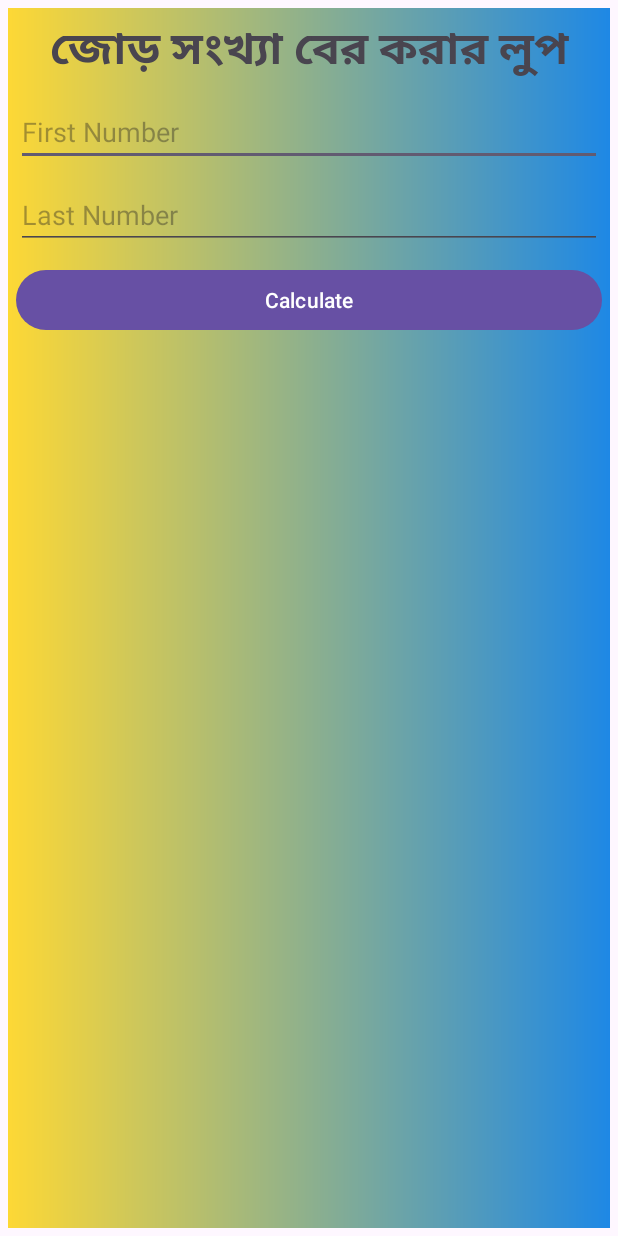
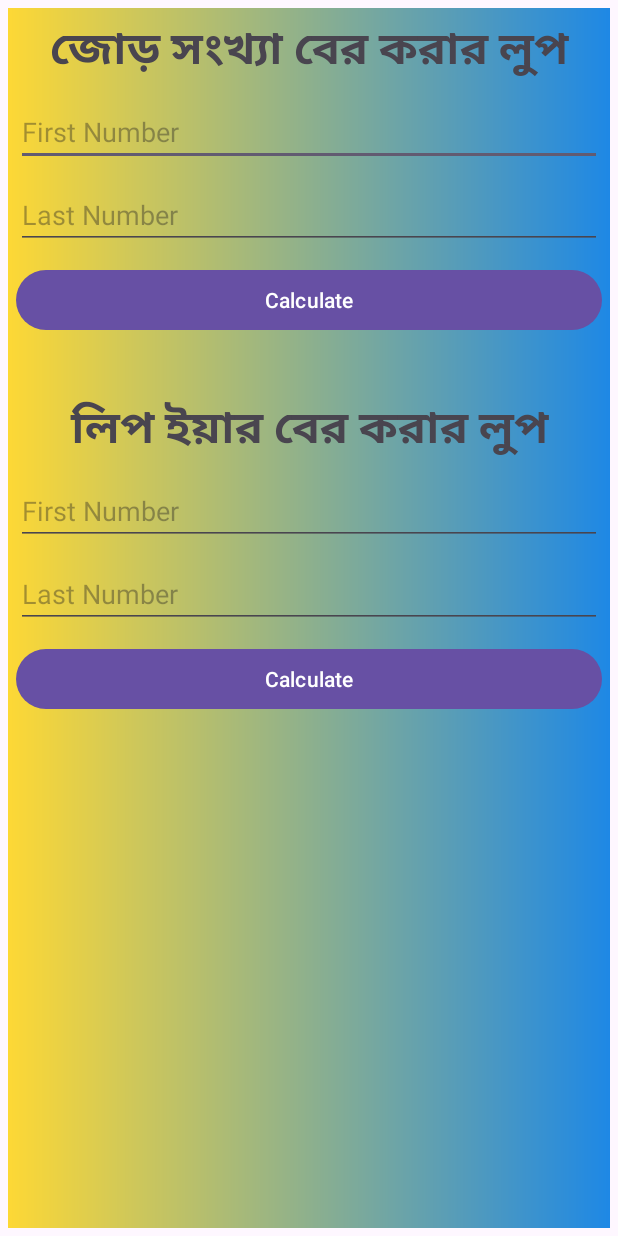
Before and after one commit to anirbanprince/All_Practice, an Android app: the Activity_For_Loop3 screen opened directly, with no data from a screen before it, on a phone screen of 412 x 824 dp. Run offline under Robolectric (Android 15) with nearby library versions, the phone set to English and light mode, and no system bars.

Commit message:
loop part 3

```diff
--- a/app/src/main/java/com/proseobd/all/Activity_For_Loop3.java
+++ b/app/src/main/java/com/proseobd/all/Activity_For_Loop3.java
@@ -14,10 +14,10 @@ import androidx.core.view.ViewCompat;
 import androidx.core.view.WindowInsetsCompat;
 
 public class Activity_For_Loop3 extends AppCompatActivity {
-    EditText edtSnum, edtLnum;
-    Button btnCal;
-    TextView tvd;
-    int fNum, lNum;
+    EditText edtSnum, edtLnum, edtSyear, edtLyear;
+    Button btnCal, btnCal2;
+    TextView tvd, tvd2;
+    int fNum, lNum, fYear, lYear;
 
     @Override
     protected void onCreate(Bundle savedInstanceState) {
@@ -26,8 +26,14 @@ public class Activity_For_Loop3 extends AppCompatActivity {
 
         edtSnum = findViewById(R.id.edtSnum);
         edtLnum = findViewById(R.id.edtLnum);
+        edtSyear = findViewById(R.id.edtSyear);
+        edtLyear = findViewById(R.id.edtLyear);
+
         btnCal = findViewById(R.id.btnCal);
+        btnCal2 = findViewById(R.id.btnCal2);
+
         tvd = findViewById(R.id.tvd);
+        tvd2 = findViewById(R.id.tvd2);
 
 
         btnCal.setOnClickListener(new View.OnClickListener() {
@@ -70,6 +76,49 @@ public class Activity_For_Loop3 extends AppCompatActivity {
 
 
 
+        btnCal2.setOnClickListener(new View.OnClickListener() {
+            @Override
+            public void onClick(View v) {
+
+
+                if (edtSyear.length()>0){
+                    fYear=Integer.parseInt(edtSyear.getText().toString());
+                } else {
+                    edtSyear.setError("Please Enter Valaid Year");
+                }
+
+
+                if (edtLyear.length()>0){
+                    lYear=Integer.parseInt(edtLyear.getText().toString());
+                } else {
+                    edtLyear.setError("Please Enter Valaid Year");
+                }
+
+
+                if (lYear>fYear){
+                    for (int x=fYear; x<=lYear; x++){
+                        if (x%100==0 || x%4==0 && x%400!=0){
+                            tvd2.append(""+x);
+                        }else {
+                            Toast.makeText(Activity_For_Loop3.this, "2nd number must be higher than 1st", Toast.LENGTH_SHORT).show();
+                        }
+                    }
+
+
+                }
+
+
+
+
+
+
+
+            }
+        });
+
+
+
+
 
 
 
--- a/app/src/main/res/layout/activity_for_loop3.xml
+++ b/app/src/main/res/layout/activity_for_loop3.xml
@@ -54,15 +54,49 @@
         android:layout_height="wrap_content"
         />
 
+    <TextView
+        android:layout_marginTop="10dp"
+        android:layout_width="match_parent"
+        android:layout_height="wrap_content"
+        android:text="লিপ ইয়ার বের করার লুপ"
+        android:textStyle="bold"
+        android:gravity="center"
+        android:textSize="30sp"
+        />
+
+    <EditText
+        android:id="@+id/edtSyear"
+        android:layout_marginTop="10dp"
+        android:layout_width="match_parent"
+        android:layout_height="wrap_content"
+        android:inputType="number"
+        android:hint="First Number"
+        />
+
+    <EditText
+        android:id="@+id/edtLyear"
+        android:layout_marginTop="10dp"
+        android:layout_width="match_parent"
+        android:layout_height="wrap_content"
+        android:inputType="number"
+        android:hint="Last Number"
+        />
+
+    <Button
+        android:id="@+id/btnCal2"
+        android:layout_marginTop="10dp"
+        android:layout_width="match_parent"
+        android:layout_height="wrap_content"
+        android:text="Calculate"
+        />
 
 
-
-
-
-
-
-
-
+    <TextView
+        android:id="@+id/tvd2"
+        android:layout_marginTop="10dp"
+        android:layout_width="match_parent"
+        android:layout_height="wrap_content"
+        />
 
 
 
```
